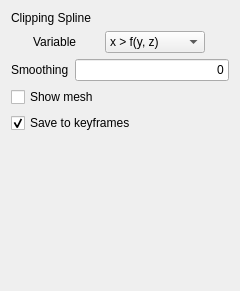
ShangWangLab/OpenChronoMorphViewer, file ui/settings_clipping_spline.ui: the form before one commit.
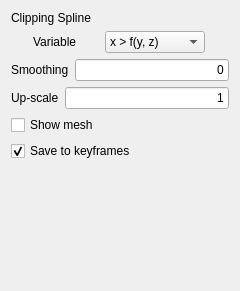
The form after the commit.

Commit message: Feature: Mask Up-scaling

The edit to the form file:
```diff
--- a/ui/settings_clipping_spline.ui
+++ b/ui/settings_clipping_spline.ui
@@ -147,6 +147,30 @@
      </item>
     </layout>
    </item>
+   <item>
+    <layout class="QHBoxLayout" name="layout_upscale">
+     <item>
+      <widget class="QLabel" name="label_upscale">
+       <property name="text">
+        <string>Up-scale</string>
+       </property>
+      </widget>
+     </item>
+     <item>
+      <widget class="QLineEdit" name="edit_upscale">
+       <property name="toolTip">
+        <string>Values &gt;1 speed up mask generation at the cost of lower resolution.</string>
+       </property>
+       <property name="text">
+        <string>1</string>
+       </property>
+       <property name="alignment">
+        <set>Qt::AlignRight|Qt::AlignTrailing|Qt::AlignVCenter</set>
+       </property>
+      </widget>
+     </item>
+    </layout>
+   </item>
    <item>
     <widget class="QCheckBox" name="checkbox_mesh">
      <property name="text">
```
Left out of the diff: 6 changed lines with no effect on the pictures. The commit also changes 2 other files.
